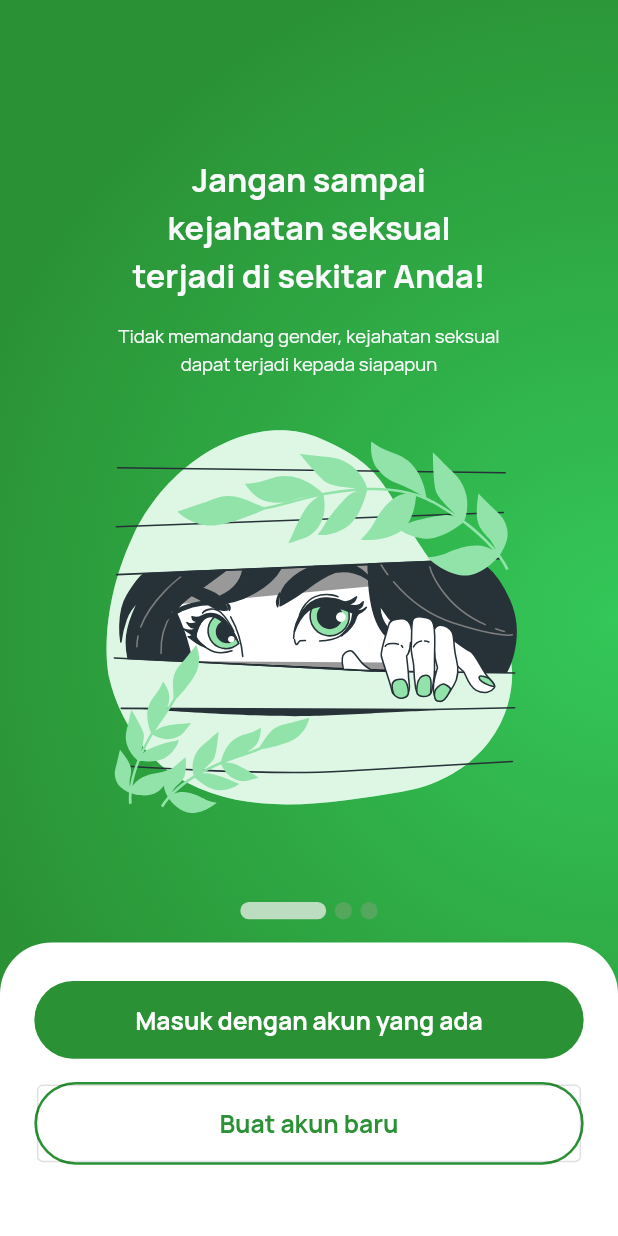
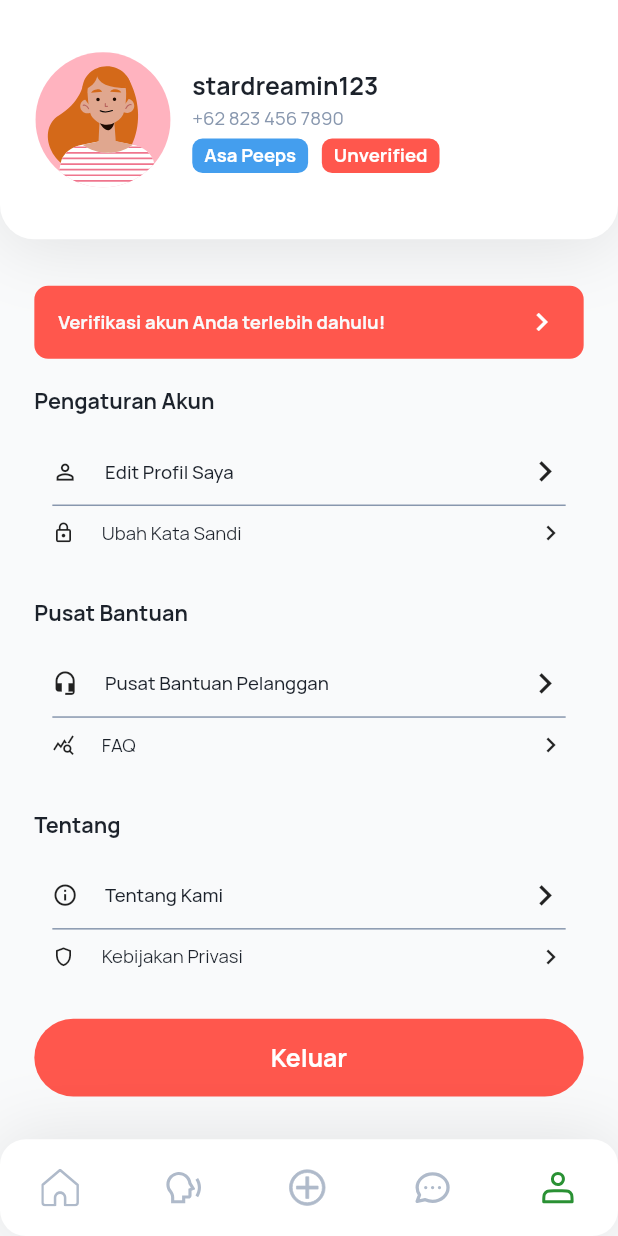
Before and after one commit to Penyihir-Berkah-Mage-ITS/mobile, a Flutter app: the screen it shows after launch, on a phone screen of 412 x 824 dp. Run offline on Flutter 3.47's test engine with Material 2 defaults, Android fonts, the phone set to English and light mode, and no system bars; our stand-ins replace flutter_dotenv, flutter_screenutil, flutter_svg, get; missing offline and left inert: transparent_pointer.

Commit message:
profile page

```diff
--- /dev/null
+++ b/lib/app/presentation/partials/profile/about.dart
@@ -0,0 +1,80 @@
+import 'package:asa/styles/color_constants.dart';
+import 'package:asa/utils/text_styles.dart';
+import 'package:flutter/material.dart';
+import 'package:flutter_screenutil/flutter_screenutil.dart';
+
+class About extends StatelessWidget {
+  const About({super.key});
+
+  @override
+  Widget build(BuildContext context) {
+    return Column(
+      crossAxisAlignment: CrossAxisAlignment.stretch,
+      children: [
+        Text(
+          'Tentang',
+          style: body4BTextStyle(),
+        ),
+        SizedBox(height: 8.h),
+        Padding(
+          padding: EdgeInsets.symmetric(vertical: 9, horizontal: 12),
+          child: Column(
+            children: [
+              InkWell(
+                onTap: () {},
+                child: Padding(
+                  padding: EdgeInsets.symmetric(vertical: 6),
+                  child: Row(
+                    children: [
+                      Icon(
+                        Icons.info_outline,
+                        size: 15.w,
+                      ),
+                      SizedBox(width: 18),
+                      Expanded(
+                        child: Text(
+                          'Tentang Kami',
+                          style: body5TextStyle(
+                            weight: FontWeight.w500,
+                          ),
+                        ),
+                      ),
+                      Icon(Icons.chevron_right, size: 24.w),
+                    ],
+                  ),
+                ),
+              ),
+              Divider(
+                thickness: 1,
+                color: ColorConstants.slate[400],
+                height: 5,
+              ),
+              InkWell(
+                onTap: () {},
+                child: Padding(
+                  padding: EdgeInsets.symmetric(vertical: 6),
+                  child: Row(
+                    children: [
+                      Icon(
+                        Icons.shield_outlined,
+                        size: 15,
+                      ),
+                      SizedBox(width: 18),
+                      Expanded(
+                        child: Text(
+                          'Kebijakan Privasi',
+                          style: body5TextStyle(),
+                        ),
+                      ),
+                      Icon(Icons.chevron_right, size: 20),
+                    ],
+                  ),
+                ),
+              ),
+            ],
+          ),
+        ),
+      ],
+    );
+  }
+}
--- /dev/null
+++ b/lib/app/presentation/partials/profile/account_settings.dart
@@ -0,0 +1,80 @@
+import 'package:asa/styles/color_constants.dart';
+import 'package:asa/utils/text_styles.dart';
+import 'package:flutter/material.dart';
+import 'package:flutter_screenutil/flutter_screenutil.dart';
+
+class AccountSettings extends StatelessWidget {
+  const AccountSettings({super.key});
+
+  @override
+  Widget build(BuildContext context) {
+    return Column(
+      crossAxisAlignment: CrossAxisAlignment.stretch,
+      children: [
+        Text(
+          'Pengaturan Akun',
+          style: body4BTextStyle(),
+        ),
+        SizedBox(height: 8.h),
+        Padding(
+          padding: EdgeInsets.symmetric(vertical: 9, horizontal: 12),
+          child: Column(
+            children: [
+              InkWell(
+                onTap: () {},
+                child: Padding(
+                  padding: EdgeInsets.symmetric(vertical: 6),
+                  child: Row(
+                    children: [
+                      Icon(
+                        Icons.person_outline,
+                        size: 15.w,
+                      ),
+                      SizedBox(width: 18),
+                      Expanded(
+                        child: Text(
+                          'Edit Profil Saya',
+                          style: body5TextStyle(
+                            weight: FontWeight.w500,
+                          ),
+                        ),
+                      ),
+                      Icon(Icons.chevron_right, size: 24.w),
+                    ],
+                  ),
+                ),
+              ),
+              Divider(
+                thickness: 1,
+                color: ColorConstants.slate[400],
+                height: 5,
+              ),
+              InkWell(
+                onTap: () {},
+                child: Padding(
+                  padding: EdgeInsets.symmetric(vertical: 6),
+                  child: Row(
+                    children: [
+                      Icon(
+                        Icons.lock_outlined,
+                        size: 15,
+                      ),
+                      SizedBox(width: 18),
+                      Expanded(
+                        child: Text(
+                          'Ubah Kata Sandi',
+                          style: body5TextStyle(),
+                        ),
+                      ),
+                      Icon(Icons.chevron_right, size: 20),
+                    ],
+                  ),
+                ),
+              ),
+            ],
+          ),
+        ),
+      ],
+    );
+  }
+}
--- /dev/null
+++ b/lib/app/presentation/partials/profile/card_verification.dart
@@ -0,0 +1,36 @@
+import 'package:asa/styles/color_constants.dart';
+import 'package:asa/utils/text_styles.dart';
+import 'package:flutter/material.dart';
+import 'package:flutter_screenutil/flutter_screenutil.dart';
+
+class CardVerification extends StatelessWidget {
+  const CardVerification({super.key});
+
+  @override
+  Widget build(BuildContext context) {
+    return Container(
+      decoration: BoxDecoration(
+        color: ColorConstants.error,
+        borderRadius: BorderRadius.circular(8.w),
+      ),
+      padding: EdgeInsets.symmetric(vertical: 12.h, horizontal: 14.w),
+      child: Row(
+        children: [
+          Expanded(
+            child: Text(
+              "Verifikasi akun Anda terlebih dahulu!",
+              style: body5BTextStyle(
+                color: ColorConstants.slate[25],
+              ),
+            ),
+          ),
+          SizedBox(width: 12.w),
+          Icon(
+            Icons.chevron_right,
+            color: Colors.white,
+          )
+        ],
+      ),
+    );
+  }
+}
--- /dev/null
+++ b/lib/app/presentation/partials/profile/help_center.dart
@@ -0,0 +1,80 @@
+import 'package:asa/styles/color_constants.dart';
+import 'package:asa/utils/text_styles.dart';
+import 'package:flutter/material.dart';
+import 'package:flutter_screenutil/flutter_screenutil.dart';
+
+class HelpCenter extends StatelessWidget {
+  const HelpCenter({super.key});
+
+  @override
+  Widget build(BuildContext context) {
+    return Column(
+      crossAxisAlignment: CrossAxisAlignment.stretch,
+      children: [
+        Text(
+          'Pusat Bantuan',
+          style: body4BTextStyle(),
+        ),
+        SizedBox(height: 8.h),
+        Padding(
+          padding: EdgeInsets.symmetric(vertical: 9, horizontal: 12),
+          child: Column(
+            children: [
+              InkWell(
+                onTap: () {},
+                child: Padding(
+                  padding: EdgeInsets.symmetric(vertical: 6),
+                  child: Row(
+                    children: [
+                      Icon(
+                        Icons.headset_mic,
+                        size: 15.w,
+                      ),
+                      SizedBox(width: 18),
+                      Expanded(
+                        child: Text(
+                          'Pusat Bantuan Pelanggan',
+                          style: body5TextStyle(
+                            weight: FontWeight.w500,
+                          ),
+                        ),
+                      ),
+                      Icon(Icons.chevron_right, size: 24.w),
+                    ],
+                  ),
+                ),
+              ),
+              Divider(
+                thickness: 1,
+                color: ColorConstants.slate[400],
+                height: 5,
+              ),
+              InkWell(
+                onTap: () {},
+                child: Padding(
+                  padding: EdgeInsets.symmetric(vertical: 6),
+                  child: Row(
+                    children: [
+                      Icon(
+                        Icons.query_stats_outlined,
+                        size: 15,
+                      ),
+                      SizedBox(width: 18),
+                      Expanded(
+                        child: Text(
+                          'FAQ',
+                          style: body5TextStyle(),
+                        ),
+                      ),
+                      Icon(Icons.chevron_right, size: 20),
+                    ],
+                  ),
+                ),
+              ),
+            ],
+          ),
+        ),
+      ],
+    );
+  }
+}
--- /dev/null
+++ b/lib/app/presentation/partials/profile/profile_header.dart
@@ -0,0 +1,89 @@
+import 'package:asa/styles/color_constants.dart';
+import 'package:asa/utils/text_styles.dart';
+import 'package:flutter/material.dart';
+import 'package:flutter_screenutil/flutter_screenutil.dart';
+import 'package:flutter_svg/flutter_svg.dart';
+
+class ProfileHeader extends StatelessWidget {
+  const ProfileHeader({super.key});
+
+  @override
+  Widget build(BuildContext context) {
+    return Container(
+      decoration: BoxDecoration(
+        borderRadius: BorderRadius.only(
+          bottomLeft: Radius.circular(20.w),
+          bottomRight: Radius.circular(20.w),
+        ),
+        color: Colors.white,
+        boxShadow: [ColorConstants.shadow[2]!],
+      ),
+      padding: EdgeInsets.symmetric(horizontal: 20.w, vertical: 33.h),
+      child: Row(
+        children: [
+          SvgPicture.asset(
+            "assets/images/avatar_1.svg",
+            width: 80.w,
+            height: 80.w,
+          ),
+          SizedBox(width: 12.w),
+          Flexible(
+            child: Column(
+              crossAxisAlignment: CrossAxisAlignment.stretch,
+              children: [
+                Text(
+                  "stardreamin123",
+                  style: body3BTextStyle(),
+                ),
+                Text(
+                  "+62 823 456 7890",
+                  style: body5TextStyle(
+                    color: ColorConstants.slate[400],
+                  ),
+                ),
+                SizedBox(height: 4.h),
+                Row(
+                  children: [
+                    Container(
+                      padding: EdgeInsets.symmetric(
+                        horizontal: 7.w,
+                        vertical: 2.h,
+                      ),
+                      decoration: BoxDecoration(
+                        color: Color(0xff449EEE),
+                        borderRadius: BorderRadius.circular(6.w),
+                      ),
+                      child: Text(
+                        "Asa Peeps",
+                        style: body5BTextStyle(
+                          color: Colors.white,
+                        ),
+                      ),
+                    ),
+                    SizedBox(width: 8.w),
+                    Container(
+                      padding: EdgeInsets.symmetric(
+                        horizontal: 7.w,
+                        vertical: 2.h,
+                      ),
+                      decoration: BoxDecoration(
+                        color: ColorConstants.error,
+                        borderRadius: BorderRadius.circular(6.w),
+                      ),
+                      child: Text(
+                        "Unverified",
+                        style: body5BTextStyle(
+                          color: Colors.white,
+                        ),
+                      ),
+                    ),
+                  ],
+                ),
+              ],
+            ),
+          ),
+        ],
+      ),
+    );
+  }
+}
--- /dev/null
+++ b/lib/app/presentation/view/profile/profile_page.dart
@@ -0,0 +1,55 @@
+import 'package:asa/app/presentation/partials/profile/about.dart';
+import 'package:asa/app/presentation/partials/profile/account_settings.dart';
+import 'package:asa/app/presentation/partials/profile/card_verification.dart';
+import 'package:asa/app/presentation/partials/profile/help_center.dart';
+import 'package:asa/app/presentation/partials/profile/profile_header.dart';
+import 'package:asa/app/presentation/widget/app_bottombar.dart';
+import 'package:asa/app/presentation/widget/app_button.dart';
+import 'package:asa/routes/app_route.dart';
+import 'package:flutter/material.dart';
+import 'package:flutter_screenutil/flutter_screenutil.dart';
+
+class ProfilePage extends StatelessWidget {
+  const ProfilePage({super.key});
+
+  @override
+  Widget build(BuildContext context) {
+    return Scaffold(
+      body: SafeArea(
+        child: SingleChildScrollView(
+          child: Column(
+            children: [
+              ProfileHeader(),
+              SizedBox(height: 30.h),
+              Padding(
+                padding: EdgeInsets.symmetric(horizontal: 20.w),
+                child: Column(
+                  crossAxisAlignment: CrossAxisAlignment.stretch,
+                  children: [
+                    CardVerification(),
+                    SizedBox(height: 16.h),
+                    AccountSettings(),
+                    SizedBox(height: 16.h),
+                    HelpCenter(),
+                    SizedBox(height: 16.h),
+                    About(),
+                    SizedBox(height: 16.h),
+                    AppButton(
+                      variant: AppButtonVariant.secondary,
+                      onPressed: () {},
+                      text: "Keluar",
+                    ),
+                    SizedBox(height: 40.h),
+                  ],
+                ),
+              ),
+            ],
+          ),
+        ),
+      ),
+      bottomNavigationBar: AppBottomBar(
+        route: AppRoute.profile,
+      ),
+    );
+  }
+}
--- /dev/null
+++ b/lib/app/presentation/widget/app_bottombar.dart
@@ -0,0 +1,58 @@
+import 'package:asa/routes/app_route.dart';
+import 'package:asa/styles/color_constants.dart';
+import 'package:flutter_screenutil/flutter_screenutil.dart';
+import 'package:flutter_svg/flutter_svg.dart';
+import 'package:flutter/material.dart';
+
+class AppBottomBar extends StatelessWidget {
+  final String route;
+  const AppBottomBar({
+    super.key,
+    required this.route,
+  });
+
+  @override
+  Widget build(BuildContext context) {
+    return Container(
+      decoration: BoxDecoration(
+        boxShadow: [
+          ColorConstants.shadow[1]!,
+        ],
+        color: Colors.white,
+        borderRadius: BorderRadius.circular(15.w),
+      ),
+      padding: EdgeInsets.symmetric(horizontal: 24.w, vertical: 18.h),
+      child: Row(
+        mainAxisAlignment: MainAxisAlignment.spaceBetween,
+        children: [
+          SvgPicture.asset(
+            "assets/icons/home.svg",
+            width: 22.w,
+          ),
+          SvgPicture.asset(
+            "assets/icons/speak.svg",
+            width: 22.w,
+          ),
+          SvgPicture.asset(
+            "assets/icons/plus.svg",
+            width: 22.w,
+          ),
+          SvgPicture.asset(
+            "assets/icons/chat.svg",
+            width: 24.w,
+          ),
+          SvgPicture.asset(
+            "assets/icons/profile.svg",
+            width: 22.w,
+            colorFilter: route == AppRoute.profile
+                ? ColorFilter.mode(
+                    ColorConstants.primary[500]!,
+                    BlendMode.srcIn,
+                  )
+                : null,
+          ),
+        ],
+      ),
+    );
+  }
+}
--- a/lib/app/presentation/widget/app_button.dart
+++ b/lib/app/presentation/widget/app_button.dart
@@ -68,7 +68,9 @@ class AppButton extends StatelessWidget {
       decoration: BoxDecoration(
         color: onPressed == null
             ? ColorConstants.slate[300]
-            : ColorConstants.primary[500],
+            : variant == AppButtonVariant.primary
+                ? ColorConstants.primary[500]
+                : ColorConstants.error,
         borderRadius: BorderRadius.circular(30.w),
       ),
       clipBehavior: Clip.hardEdge,
--- a/lib/main.dart
+++ b/lib/main.dart
@@ -44,8 +44,8 @@ class MyApp extends StatelessWidget {
                   theme: globalTheme(),
                   getPages: appPage(),
                   initialRoute: snapshot.data ?? false
-                      ? AppRoute.splash
-                      : AppRoute.splash,
+                      ? AppRoute.profile
+                      : AppRoute.profile,
                   builder: (context, child) {
                     return MediaQuery(
                       data: MediaQuery.of(context).copyWith(textScaleFactor: 1),
--- a/lib/routes/app_page.dart
+++ b/lib/routes/app_page.dart
@@ -3,6 +3,7 @@ import 'package:asa/app/bindings/onboarding_bindings.dart';
 import 'package:asa/app/bindings/register_binding.dart';
 import 'package:asa/app/presentation/view/login_page.dart';
 import 'package:asa/app/presentation/view/onboarding_page.dart';
+import 'package:asa/app/presentation/view/profile/profile_page.dart';
 import 'package:asa/app/presentation/view/register/register_avatar_page.dart';
 import 'package:asa/app/presentation/view/register/register_form_page.dart';
 import 'package:asa/app/presentation/view/register/register_gender_page.dart';
@@ -51,5 +52,9 @@ List<GetPage<String>> appPage() {
       binding: RegisterBinding(),
       transition: Transition.rightToLeft,
     ),
+    GetPage(
+      name: AppRoute.profile,
+      page: () => ProfilePage(),
+    ),
   ];
 }
--- a/lib/routes/app_route.dart
+++ b/lib/routes/app_route.dart
@@ -7,4 +7,6 @@ class AppRoute {
   static String registerGender = "/register/gender";
   static String registerAvatar = "/register/avatar";
   static String registerForm = "/register/form";
+
+  static String profile = "/profile";
 }
--- a/lib/styles/color_constants.dart
+++ b/lib/styles/color_constants.dart
@@ -1,4 +1,5 @@
 import 'package:flutter/material.dart';
+import 'package:flutter_screenutil/flutter_screenutil.dart';
 
 class ColorConstants {
   static Map<int, Color> slate = {
@@ -36,7 +37,19 @@ class ColorConstants {
     ),
   };
 
-  static Color error = Colors.red[400]!;
+  static Map<int, BoxShadow> shadow = {
+    1: BoxShadow(
+      color: Colors.black.withOpacity(.1),
+      offset: Offset(0, 0),
+      blurRadius: 40.sp,
+    ),
+    2: BoxShadow(
+      color: Colors.black.withOpacity(.1),
+      offset: Offset(0, 4),
+      blurRadius: 40.sp,
+    ),
+  };
+  static Color error = Color(0xffFF574D);
 }
 
 final ColorScheme appColorScheme = ColorScheme(
--- a/lib/utils/text_styles.dart
+++ b/lib/utils/text_styles.dart
@@ -628,7 +628,7 @@ TextStyle body5BTextStyle({
   return TextStyle(
     fontSize: size ?? 12.sp,
     color: color ?? ColorConstants.slate[900],
-    fontWeight: weight ?? FontWeight.w400,
+    fontWeight: weight ?? FontWeight.bold,
     fontFamily: fontFamily ?? 'Hauora',
     letterSpacing: letterSpacing,
     fontStyle: fontStyle,
--- a/pubspec.yaml
+++ b/pubspec.yaml
@@ -40,6 +40,7 @@ flutter:
     - assets/
     - assets/images/
     - assets/logo/
+    - assets/icons/
 
     # Fonts
     - assets/fonts/Hauora/
```
Also changed, not shown: assets/icons/chat.svg (added), assets/icons/home.svg (added), assets/icons/plus.svg (added), assets/icons/profile.svg (added), assets/icons/speak.svg (added).
